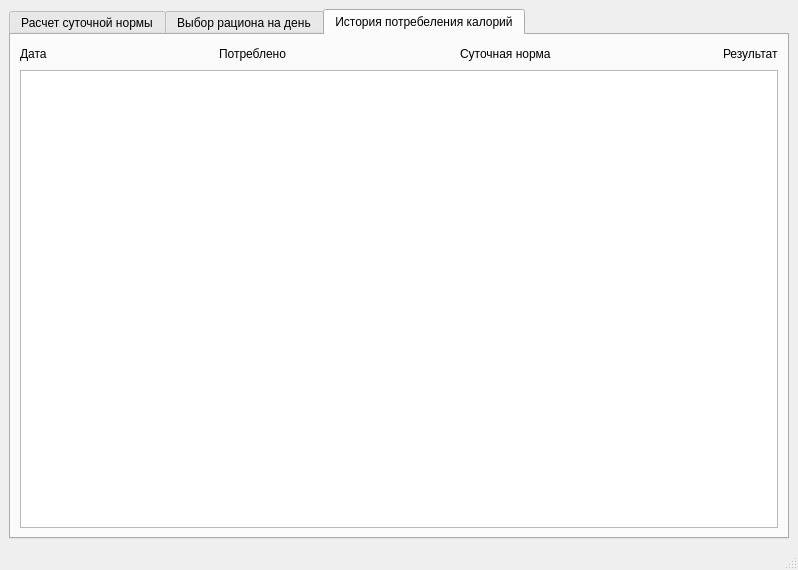
Old version of the form ui_files/calorimeter.ui in the repository BazhenovVadim/Calorimeter.
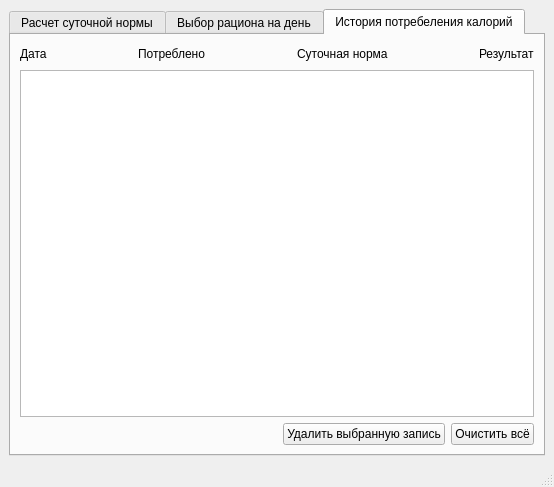
New version of the form. The open tabs and pages were chosen to show the change.

Commit message: add function for clear listwidget, add to programm new pushButton

Patch:
```diff
--- a/ui_files/calorimeter.ui
+++ b/ui_files/calorimeter.ui
@@ -6,8 +6,8 @@
    <rect>
     <x>0</x>
     <y>0</y>
-    <width>798</width>
-    <height>570</height>
+    <width>511</width>
+    <height>468</height>
    </rect>
   </property>
   <property name="contextMenuPolicy">
@@ -17,7 +17,7 @@
    <string>MainWindow</string>
   </property>
   <widget class="QWidget" name="centralwidget">
-   <layout class="QHBoxLayout" name="horizontalLayout_17">
+   <layout class="QVBoxLayout" name="verticalLayout_21">
     <item>
      <widget class="QTabWidget" name="tabWidget">
       <property name="contextMenuPolicy">
@@ -609,6 +609,30 @@
                      </property>
                     </widget>
                    </item>
+                   <item>
+                    <layout class="QHBoxLayout" name="horizontalLayout_17">
+                     <item>
+                      <spacer name="horizontalSpacer_15">
+                       <property name="orientation">
+                        <enum>Qt::Horizontal</enum>
+                       </property>
+                       <property name="sizeHint" stdset="0">
+                        <size>
+                         <width>40</width>
+                         <height>20</height>
+                        </size>
+                       </property>
+                      </spacer>
+                     </item>
+                     <item>
+                      <widget class="QPushButton" name="pushButton_table2_add_to_table3">
+                       <property name="text">
+                        <string>Добавить запись в журнал</string>
+                       </property>
+                      </widget>
+                     </item>
+                    </layout>
+                   </item>
                   </layout>
                  </item>
                 </layout>
@@ -728,6 +752,37 @@
           <item>
            <widget class="QListWidget" name="listWidget_5"/>
           </item>
+          <item>
+           <layout class="QHBoxLayout" name="horizontalLayout_18">
+            <item>
+             <spacer name="horizontalSpacer_16">
+              <property name="orientation">
+               <enum>Qt::Horizontal</enum>
+              </property>
+              <property name="sizeHint" stdset="0">
+               <size>
+                <width>40</width>
+                <height>20</height>
+               </size>
+              </property>
+             </spacer>
+            </item>
+            <item>
+             <widget class="QPushButton" name="pushButton_table3_clear_one">
+              <property name="text">
+               <string>Удалить выбранную запись</string>
+              </property>
+             </widget>
+            </item>
+            <item>
+             <widget class="QPushButton" name="pushButton_table3_clear_all">
+              <property name="text">
+               <string>Очистить всё</string>
+              </property>
+             </widget>
+            </item>
+           </layout>
+          </item>
          </layout>
         </item>
        </layout>
```
Left out of the diff: 4 changed lines with no effect on the pictures. The commit also changes 2 other files.
